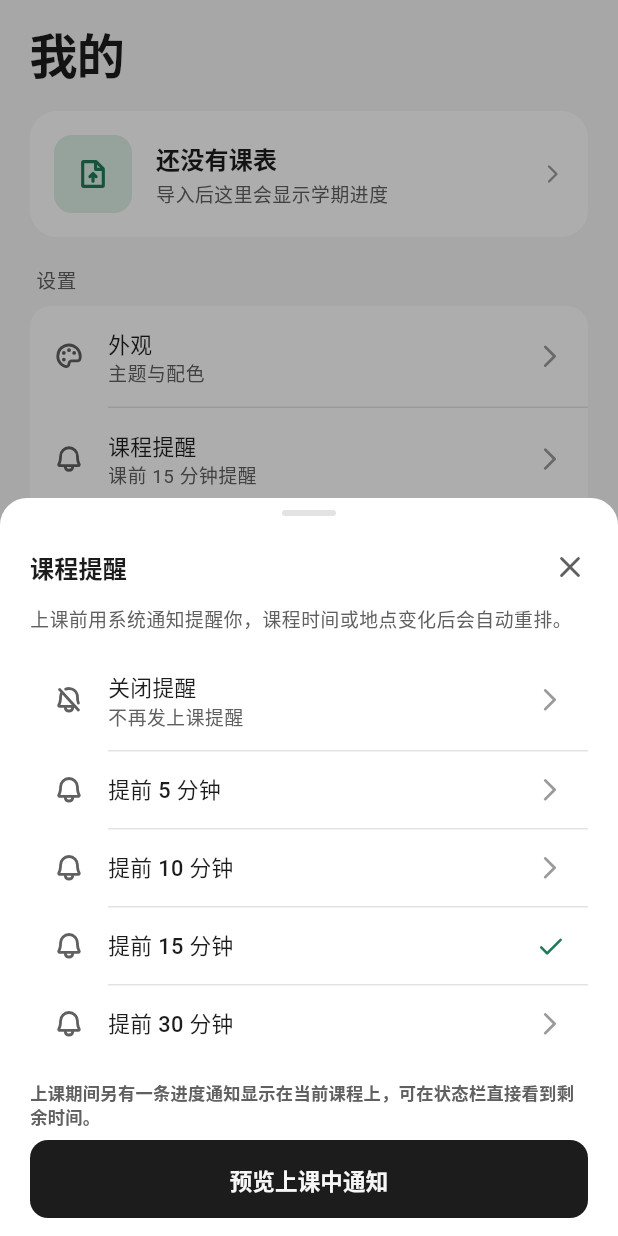
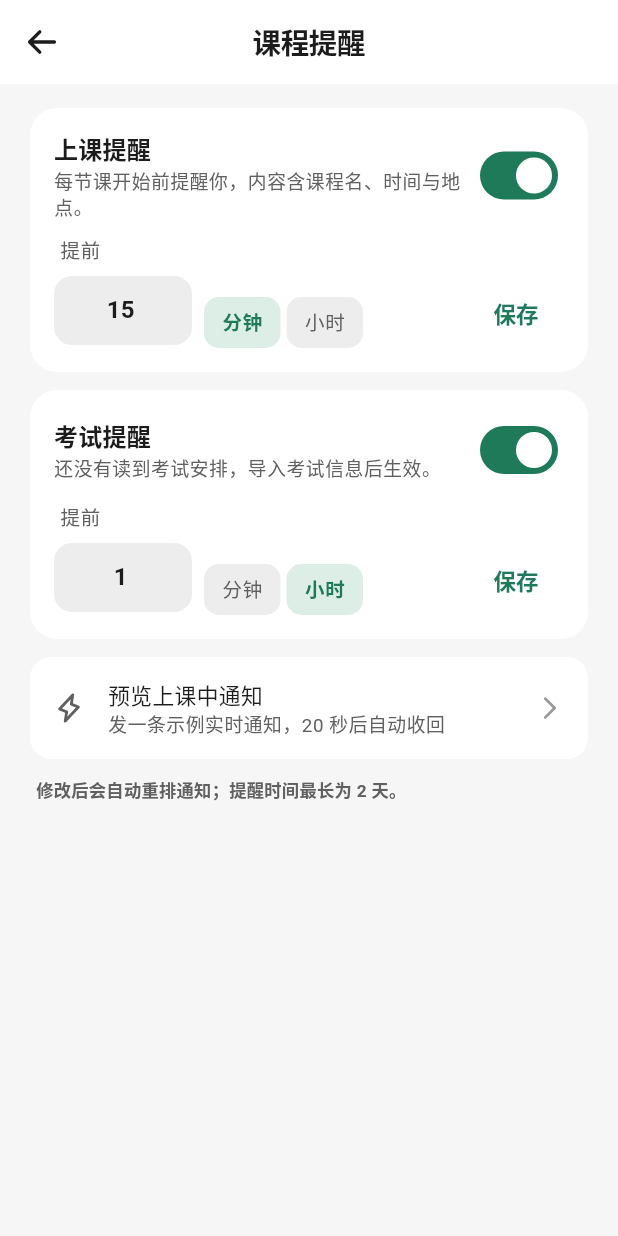
Before and after one commit to QingheProject/Qinghe, a Flutter app: the ProfilePage widget shown alone on an empty page, opened directly, after a tap on "课程提醒", on a phone screen of 412 x 824 dp. Run offline on Flutter 3.47's test engine with Material 3 defaults, Android fonts, the phone set to English and light mode, and no system bars; our stand-ins replace flutter_local_notifications, get, phosphor_flutter, shared_preferences, timezone, webview_flutter; missing offline and left inert: webview_windows, window_manager; accounts and stored records are empty.

Commit message:
feat(reminders): simplify reminder settings and request promoted notification

```diff
--- a/lib/app/reminder_controller.dart
+++ b/lib/app/reminder_controller.dart
@@ -1,17 +1,27 @@
 import 'package:get/get.dart';
 import 'package:shared_preferences/shared_preferences.dart';
 
-/// 上课提醒的设置：提前多少分钟提醒，0 表示关闭。
+/// 提醒设置：上课提醒与考试提醒各有一个开关和自定义的提前时间。
+///
+/// 提前时间直接存分钟数，0 表示关闭。
 class ReminderController extends GetxController {
-  static const _key = 'course_reminder_lead_minutes_v1';
-  static const defaultLeadMinutes = 15;
+  static const _classLeadKey = 'course_reminder_class_lead_v2';
+  static const _examLeadKey = 'course_reminder_exam_lead_v2';
 
-  /// 0 表示不提醒。
-  final leadMinutes = defaultLeadMinutes.obs;
+  /// 旧版本只存了一个总提前量，读出来迁移到「上课提醒」。
+  static const _legacyLeadKey = 'course_reminder_lead_minutes_v1';
 
-  bool get enabled => leadMinutes.value > 0;
+  static const defaultClassLeadMinutes = 15;
+  static const defaultExamLeadMinutes = 60;
 
-  String get summary => enabled ? '课前 ${leadMinutes.value} 分钟提醒' : '已关闭';
+  /// 最多允许提前 2 天。
+  static const maxLeadMinutes = 2880;
+
+  final classLeadMinutes = defaultClassLeadMinutes.obs;
+  final examLeadMinutes = defaultExamLeadMinutes.obs;
+
+  bool get classEnabled => classLeadMinutes.value > 0;
+  bool get examEnabled => examLeadMinutes.value > 0;
 
   @override
   void onInit() {
@@ -21,16 +31,51 @@ class ReminderController extends GetxController {
 
   Future<void> load() async {
     final store = await SharedPreferences.getInstance();
-    final stored = store.getInt(_key);
-    if (stored != null && stored >= 0) {
-      leadMinutes.value = stored;
+    final classLead = store.getInt(_classLeadKey);
+    if (classLead != null && classLead >= 0) {
+      classLeadMinutes.value = classLead;
+    } else {
+      final legacy = store.getInt(_legacyLeadKey);
+      if (legacy != null && legacy >= 0) classLeadMinutes.value = legacy;
+    }
+    final examLead = store.getInt(_examLeadKey);
+    if (examLead != null && examLead >= 0) {
+      examLeadMinutes.value = examLead;
     }
   }
 
-  Future<void> setLeadMinutes(int minutes) async {
-    if (minutes < 0) return;
-    leadMinutes.value = minutes;
+  Future<void> setClassLeadMinutes(int minutes) async {
+    classLeadMinutes.value = _clamp(minutes);
     final store = await SharedPreferences.getInstance();
-    await store.setInt(_key, minutes);
+    await store.setInt(_classLeadKey, classLeadMinutes.value);
+  }
+
+  Future<void> setExamLeadMinutes(int minutes) async {
+    examLeadMinutes.value = _clamp(minutes);
+    final store = await SharedPreferences.getInstance();
+    await store.setInt(_examLeadKey, examLeadMinutes.value);
+  }
+
+  Future<void> setClassEnabled(bool enabled) => setClassLeadMinutes(
+    enabled
+        ? (classLeadMinutes.value > 0
+              ? classLeadMinutes.value
+              : defaultClassLeadMinutes)
+        : 0,
+  );
+
+  Future<void> setExamEnabled(bool enabled) => setExamLeadMinutes(
+    enabled
+        ? (examLeadMinutes.value > 0
+              ? examLeadMinutes.value
+              : defaultExamLeadMinutes)
+        : 0,
+  );
+
+  /// 0 表示关闭，其余夹在 1 分钟到 2 天之间。
+  int _clamp(int minutes) {
+    if (minutes <= 0) return 0;
+    if (minutes > maxLeadMinutes) return maxLeadMinutes;
+    return minutes;
   }
 }
--- a/lib/app/routes/app_pages.dart
+++ b/lib/app/routes/app_pages.dart
@@ -4,6 +4,7 @@ import 'package:qinghe_app/app/theme/app_motion.dart';
 import 'package:qinghe_app/data/sources/school_source.dart';
 import 'package:qinghe_app/features/course_edit/views/add_lesson_page.dart';
 import 'package:qinghe_app/features/exams/views/exam_list_page.dart';
+import 'package:qinghe_app/features/profile/views/reminder_settings_page.dart';
 import 'package:qinghe_app/features/onboarding/bindings/onboarding_binding.dart';
 import 'package:qinghe_app/features/onboarding/views/onboarding_page.dart';
 import 'package:qinghe_app/features/timetable_import/views/jwxt_import_page.dart';
@@ -71,6 +72,12 @@ abstract final class AppPages {
       transitionDuration: AppMotion.medium,
     ),
     GetPage<void>(
+      name: AppRoutes.reminders,
+      page: ReminderSettingsPage.new,
+      transition: Transition.rightToLeft,
+      transitionDuration: AppMotion.medium,
+    ),
+    GetPage<void>(
       name: AppRoutes.addLesson,
       page: () {
         final args = Get.arguments;
--- a/lib/app/routes/app_routes.dart
+++ b/lib/app/routes/app_routes.dart
@@ -8,6 +8,7 @@ abstract final class AppRoutes {
   static const timetableImport = '/timetable-import';
   static const jsonImport = '/json-import';
   static const addLesson = '/add-lesson';
+  static const reminders = '/reminders';
   static const semesterConfig = '/semester-config';
   static const exams = '/exams';
   static const jwxtImport = '/jwxt-import';
--- a/lib/features/profile/views/profile_page.dart
+++ b/lib/features/profile/views/profile_page.dart
@@ -5,7 +5,6 @@ import 'package:qinghe_app/app/reminder_controller.dart';
 import 'package:qinghe_app/app/routes/app_routes.dart';
 import 'package:qinghe_app/app/widgets/app_sections.dart';
 import 'package:qinghe_app/data/repositories/local_timetable_repository.dart';
-import 'package:qinghe_app/features/profile/widgets/reminder_sheet.dart';
 import 'package:qinghe_app/features/profile/widgets/semester_progress_card.dart';
 import 'package:qinghe_app/features/shell/controllers/shell_controller.dart';
 
@@ -63,8 +62,10 @@ class ProfilePage extends StatelessWidget {
                       key: const ValueKey('profile-reminder'),
                       icon: AppIcons.notifications,
                       title: '课程提醒',
-                      subtitle: reminder.summary,
-                      onTap: () => showReminderSheet(context),
+                      subtitle: reminder.classEnabled
+                          ? '课前 \${reminder.classLeadMinutes.value} 分钟提醒'
+                          : '已关闭',
+                      onTap: () => Get.toNamed<void>(AppRoutes.reminders),
                     ),
                   ),
                   AppListRow(
--- /dev/null
+++ b/lib/features/profile/views/reminder_settings_page.dart
@@ -0,0 +1,322 @@
+import 'package:flutter/material.dart';
+import 'package:get/get.dart';
+import 'package:qinghe_app/app/reminder_controller.dart';
+import 'package:qinghe_app/app/theme/app_colors.dart';
+import 'package:qinghe_app/app/theme/app_icons.dart';
+import 'package:qinghe_app/app/theme/app_motion.dart';
+import 'package:qinghe_app/app/theme/app_tokens.dart';
+import 'package:qinghe_app/app/widgets/app_field_label.dart';
+import 'package:qinghe_app/app/widgets/app_sections.dart';
+import 'package:qinghe_app/app/widgets/pressable.dart';
+import 'package:qinghe_app/data/repositories/local_timetable_repository.dart';
+import 'package:qinghe_app/services/notifications/course_notifications.dart';
+
+/// 课程提醒：上课提醒与考试提醒，各自开关 + 自定义提前时间。
+class ReminderSettingsPage extends StatelessWidget {
+  const ReminderSettingsPage({super.key});
+
+  @override
+  Widget build(BuildContext context) {
+    final settings = Get.find<ReminderController>();
+    final repository = Get.find<LocalTimetableRepository>();
+
+    return Scaffold(
+      backgroundColor: context.colors.canvas,
+      appBar: AppBar(title: const Text('课程提醒'), centerTitle: true),
+      body: SafeArea(
+        top: false,
+        child: Obx(() {
+          final timetable = repository.active;
+          final exams =
+              timetable?.exams.where((exam) => exam.hasTime) ?? const [];
+          final upcoming = exams.isEmpty
+              ? null
+              : exams.reduce((a, b) => a.date.isBefore(b.date) ? a : b);
+
+          return ListView(
+            key: const ValueKey('reminder-settings-scroll'),
+            padding: const EdgeInsets.fromLTRB(20, 16, 20, 32),
+            children: [
+              _ReminderCard(
+                key: const ValueKey('reminder-class-card'),
+                title: '上课提醒',
+                hint: '每节课开始前提醒你，内容含课程名、时间与地点。',
+                enabled: settings.classEnabled,
+                minutes: settings.classLeadMinutes.value,
+                onToggle: (value) =>
+                    _apply(context, () => settings.setClassEnabled(value)),
+                onMinutes: (minutes) => _apply(
+                  context,
+                  () => settings.setClassLeadMinutes(minutes),
+                ),
+              ),
+              const SizedBox(height: AppSpace.md),
+              _ReminderCard(
+                key: const ValueKey('reminder-exam-card'),
+                title: '考试提醒',
+                hint: upcoming == null
+                    ? '还没有读到考试安排，导入考试信息后生效。'
+                    : '最近一场：${upcoming.courseName} · '
+                          '${upcoming.date.month}月${upcoming.date.day}日 '
+                          '${upcoming.timeLabel}',
+                enabled: settings.examEnabled,
+                minutes: settings.examLeadMinutes.value,
+                onToggle: (value) =>
+                    _apply(context, () => settings.setExamEnabled(value)),
+                onMinutes: (minutes) =>
+                    _apply(context, () => settings.setExamLeadMinutes(minutes)),
+              ),
+              const SizedBox(height: AppSpace.md),
+              AppListGroup(
+                children: [
+                  AppListRow(
+                    key: const ValueKey('reminder-preview-live'),
+                    icon: AppIcons.lightning,
+                    title: '预览上课中通知',
+                    subtitle: '发一条示例实时通知，20 秒后自动收回',
+                    onTap: () async {
+                      if (!Get.isRegistered<CourseNotifications>()) return;
+                      await Get.find<CourseNotifications>().previewLive();
+                      if (context.mounted) {
+                        showAppToast(context, '已发送，可下拉通知栏查看');
+                      }
+                    },
+                  ),
+                ],
+              ),
+              const SizedBox(height: AppSpace.md),
+              Padding(
+                padding: const EdgeInsets.symmetric(horizontal: 4),
+                child: Text(
+                  '修改后会自动重排通知；提醒时间最长为 2 天。',
+                  style: Theme.of(context).textTheme.labelSmall?.copyWith(
+                    color: context.colors.inkMuted,
+                  ),
+                ),
+              ),
+            ],
+          );
+        }),
+      ),
+    );
+  }
+
+  Future<void> _apply(
+    BuildContext context,
+    Future<void> Function() action,
+  ) async {
+    await action();
+    if (Get.isRegistered<CourseNotifications>()) {
+      await Get.find<CourseNotifications>().sync();
+    }
+  }
+}
+
+/// 一条提醒设置：标题 + 开关 + 提前时间（自己填数字，选分钟或小时）。
+class _ReminderCard extends StatefulWidget {
+  const _ReminderCard({
+    required this.title,
+    required this.hint,
+    required this.enabled,
+    required this.minutes,
+    required this.onToggle,
+    required this.onMinutes,
+    super.key,
+  });
+
+  final String title;
+  final String hint;
+  final bool enabled;
+  final int minutes;
+  final ValueChanged<bool> onToggle;
+  final ValueChanged<int> onMinutes;
+
+  @override
+  State<_ReminderCard> createState() => _ReminderCardState();
+}
+
+class _ReminderCardState extends State<_ReminderCard> {
+  late final TextEditingController _field = TextEditingController(
+    text: _displayValue(widget.minutes),
+  );
+  late bool _hours = _useHours(widget.minutes);
+
+  @override
+  void didUpdateWidget(_ReminderCard oldWidget) {
+    super.didUpdateWidget(oldWidget);
+    if (oldWidget.minutes != widget.minutes &&
+        _unitMinutes(_field.text) != widget.minutes) {
+      _hours = _useHours(widget.minutes);
+      _field.text = _displayValue(widget.minutes);
+    }
+  }
+
+  @override
+  void dispose() {
+    _field.dispose();
+    super.dispose();
+  }
+
+  int get _unitFactor => _hours ? 60 : 1;
+
+  int _unitMinutes(String raw) {
+    final value = int.tryParse(raw.trim());
+    if (value == null || value <= 0) return 0;
+    return value * _unitFactor;
+  }
+
+  bool _useHours(int minutes) => minutes >= 60 && minutes % 60 == 0;
+
+  String _displayValue(int minutes) {
+    if (minutes <= 0) return '$_defaultValue';
+    return _useHours(minutes) ? '${minutes ~/ 60}' : '$minutes';
+  }
+
+  int get _defaultValue => _hours ? 1 : 15;
+
+  void _commit() {
+    final minutes = _unitMinutes(_field.text);
+    if (minutes == 0) {
+      // 填了非法值就退回原值。
+      _field.text = _displayValue(widget.minutes);
+      return;
+    }
+    widget.onMinutes(minutes);
+  }
+
+  @override
+  Widget build(BuildContext context) {
+    final colors = context.colors;
+    final text = Theme.of(context).textTheme;
+    final enabled = widget.enabled;
+
+    return AnimatedOpacity(
+      duration: AppMotion.of(context, AppMotion.fast),
+      opacity: enabled ? 1 : 0.62,
+      child: AppPanel(
+        child: Column(
+          crossAxisAlignment: CrossAxisAlignment.stretch,
+          children: [
+            Row(
+              children: [
+                Expanded(
+                  child: Column(
+                    crossAxisAlignment: CrossAxisAlignment.start,
+                    children: [
+                      Text(widget.title, style: text.titleMedium),
+                      const SizedBox(height: 2),
+                      Text(
+                        widget.hint,
+                        style: text.bodySmall?.copyWith(color: colors.inkMuted),
+                      ),
+                    ],
+                  ),
+                ),
+                const SizedBox(width: AppSpace.sm),
+                Switch(
+                  key: ValueKey('${widget.title}-switch'),
+                  value: enabled,
+                  onChanged: widget.onToggle,
+                ),
+              ],
+            ),
+            const SizedBox(height: AppSpace.md),
+            Row(
+              crossAxisAlignment: CrossAxisAlignment.end,
+              children: [
+                SizedBox(
+                  width: 92,
+                  child: AppFieldLabel(
+                    label: '提前',
+                    child: TextField(
+                      key: ValueKey('${widget.title}-minutes'),
+                      controller: _field,
+                      enabled: enabled,
+                      keyboardType: TextInputType.number,
+                      textAlign: TextAlign.center,
+                      style: text.titleMedium,
+                      decoration: const InputDecoration(
+                        isDense: true,
+                        hintText: '15',
+                      ),
+                      onSubmitted: (_) => _commit(),
+                      onEditingComplete: _commit,
+                    ),
+                  ),
+                ),
+                const SizedBox(width: AppSpace.sm),
+                _UnitChip(
+                  label: '分钟',
+                  selected: !_hours,
+                  enabled: enabled,
+                  onTap: () {
+                    if (_hours) {
+                      setState(() => _hours = false);
+                      _field.text = _displayValue(widget.minutes);
+                    }
+                  },
+                ),
+                const SizedBox(width: AppSpace.xs),
+                _UnitChip(
+                  label: '小时',
+                  selected: _hours,
+                  enabled: enabled,
+                  onTap: () {
+                    if (!_hours) {
+                      setState(() => _hours = true);
+                      _field.text = _displayValue(widget.minutes);
+                    }
+                  },
+                ),
+                const Spacer(),
+                if (enabled)
+                  TextButton(
+                    key: ValueKey('${widget.title}-save'),
+                    onPressed: _commit,
+                    child: const Text('保存'),
+                  ),
+              ],
+            ),
+          ],
+        ),
+      ),
+    );
+  }
+}
+
+class _UnitChip extends StatelessWidget {
+  const _UnitChip({
+    required this.label,
+    required this.selected,
+    required this.enabled,
+    required this.onTap,
+  });
+
+  final String label;
+  final bool selected;
+  final bool enabled;
+  final VoidCallback onTap;
+
+  @override
+  Widget build(BuildContext context) {
+    final colors = context.colors;
+    final text = Theme.of(context).textTheme;
+    return Pressable(
+      onTap: enabled && !selected ? onTap : null,
+      color: selected ? colors.accentSoft : colors.surfaceMuted,
+      borderRadius: BorderRadius.circular(AppRadius.sm),
+      semanticLabel: label,
+      selected: selected,
+      child: Padding(
+        padding: const EdgeInsets.symmetric(horizontal: 12, vertical: 8),
+        child: Text(
+          label,
+          style: text.labelMedium?.copyWith(
+            color: selected ? colors.accent : colors.inkMuted,
+            fontWeight: selected ? FontWeight.w700 : FontWeight.w500,
+          ),
+        ),
+      ),
+    );
+  }
+}
--- a/lib/features/profile/widgets/reminder_sheet.dart
+++ /dev/null
@@ -1,78 +0,0 @@
-import 'package:flutter/material.dart';
-import 'package:get/get.dart';
-import 'package:qinghe_app/app/reminder_controller.dart';
-import 'package:qinghe_app/app/theme/app_colors.dart';
-import 'package:qinghe_app/app/theme/app_icons.dart';
-import 'package:qinghe_app/app/theme/app_motion.dart';
-import 'package:qinghe_app/app/widgets/app_button.dart';
-import 'package:qinghe_app/app/widgets/app_sections.dart';
-import 'package:qinghe_app/app/widgets/app_sheet.dart';
-import 'package:qinghe_app/services/notifications/course_notifications.dart';
-import 'package:qinghe_app/services/notifications/reminder_plan.dart';
-
-/// 打开「课程提醒」抽屉：选提前多久提醒，选完立刻重排通知。
-Future<void> showReminderSheet(BuildContext context) {
-  return showModalBottomSheet<void>(
-    context: context,
-    isScrollControlled: true,
-    useSafeArea: true,
-    sheetAnimationStyle: AppMotion.style(context),
-    backgroundColor: context.colors.surface,
-    builder: (_) => const _ReminderSheet(),
-  );
-}
-
-class _ReminderSheet extends StatelessWidget {
-  const _ReminderSheet();
-
-  @override
-  Widget build(BuildContext context) {
-    final settings = Get.find<ReminderController>();
-    final colors = context.colors;
-
-    return Obx(
-      () => AppSheet(
-        title: '课程提醒',
-        subtitle: '上课前用系统通知提醒你，课程时间或地点变化后会自动重排。',
-        note: '上课期间另有一条进度通知显示在当前课程上，可在状态栏直接看到剩余时间。',
-        footer: AppButton(
-          key: const ValueKey('reminder-preview-live'),
-          label: '预览上课中通知',
-          expand: true,
-          onPressed: () async {
-            if (!Get.isRegistered<CourseNotifications>()) return;
-            await Get.find<CourseNotifications>().previewLive();
-            if (context.mounted) {
-              showAppToast(context, '已发送预览通知，20 秒后自动收回');
-            }
-          },
-        ),
-        children: [
-          AppListGroup(
-            children: [
-              for (final minutes in reminderLeadOptions)
-                AppListRow(
-                  key: ValueKey('reminder-option-$minutes'),
-                  icon: minutes == 0
-                      ? AppIcons.notificationsOff
-                      : AppIcons.notifications,
-                  title: minutes == 0 ? '关闭提醒' : '提前 $minutes 分钟',
-                  subtitle: minutes == 0 ? '不再发上课提醒' : null,
-                  trailing: settings.leadMinutes.value == minutes
-                      ? Icon(AppIcons.check, size: 18, color: colors.accent)
-                      : null,
-                  onTap: () async {
-                    await settings.setLeadMinutes(minutes);
-                    if (Get.isRegistered<CourseNotifications>()) {
-                      await Get.find<CourseNotifications>().sync();
-                    }
-                    if (context.mounted) Navigator.of(context).pop();
-                  },
-                ),
-            ],
-          ),
-        ],
-      ),
-    );
-  }
-}
```
Also changed, not shown: lib/services/notifications/course_notifications.dart (+18 -12 lines), lib/services/notifications/reminder_plan.dart (+68 -11 lines), 4 other files.
